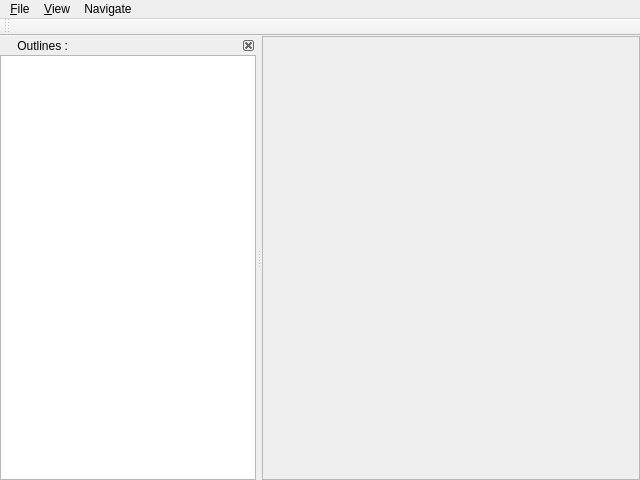
Qt form files/main_window.ui (ksharindam/gospel-pdf-viewer) before a commit.
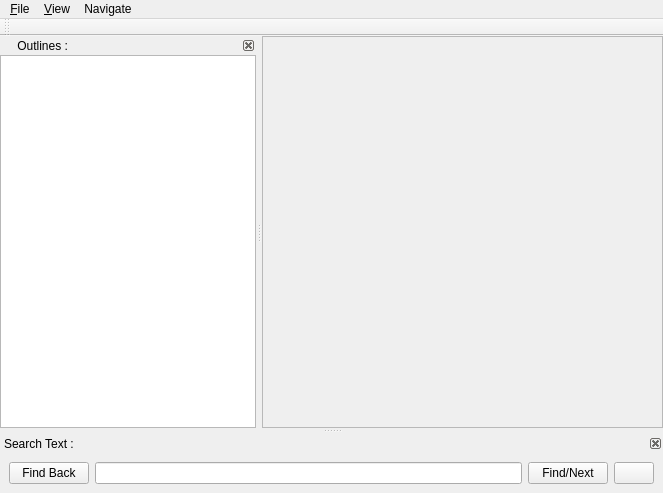
The same form after that commit.

Commit message: Text search feature added

Diff of the .ui file:
```diff
--- a/files/main_window.ui
+++ b/files/main_window.ui
@@ -6,8 +6,8 @@
    <rect>
     <x>0</x>
     <y>0</y>
-    <width>640</width>
-    <height>480</height>
+    <width>663</width>
+    <height>493</height>
    </rect>
   </property>
   <property name="windowTitle">
@@ -28,8 +28,8 @@
         <rect>
          <x>0</x>
          <y>0</y>
-         <width>374</width>
-         <height>441</height>
+         <width>397</width>
+         <height>380</height>
         </rect>
        </property>
        <layout class="QHBoxLayout" name="horizontalLayout_2">
@@ -47,7 +47,7 @@
     <rect>
      <x>0</x>
      <y>0</y>
-     <width>640</width>
+     <width>663</width>
      <height>24</height>
     </rect>
    </property>
@@ -111,6 +111,48 @@
     </layout>
    </widget>
   </widget>
+  <widget class="QDockWidget" name="dockSearch">
+   <property name="features">
+    <set>QDockWidget::DockWidgetClosable</set>
+   </property>
+   <property name="allowedAreas">
+    <set>Qt::BottomDockWidgetArea</set>
+   </property>
+   <property name="windowTitle">
+    <string>Search Text :</string>
+   </property>
+   <attribute name="dockWidgetArea">
+    <number>8</number>
+   </attribute>
+   <widget class="QWidget" name="dockWidgetContents_2">
+    <layout class="QHBoxLayout" name="horizontalLayout">
+     <item>
+      <widget class="QPushButton" name="findBackButton">
+       <property name="text">
+        <string>Find Back</string>
+       </property>
+      </widget>
+     </item>
+     <item>
+      <widget class="QLineEdit" name="findTextEdit"/>
+     </item>
+     <item>
+      <widget class="QPushButton" name="findNextButton">
+       <property name="text">
+        <string>Find/Next</string>
+       </property>
+      </widget>
+     </item>
+     <item>
+      <widget class="QPushButton" name="findCloseButton">
+       <property name="text">
+        <string/>
+       </property>
+      </widget>
+     </item>
+    </layout>
+   </widget>
+  </widget>
  </widget>
  <resources/>
  <connections/>
```
The commit also changes 8 other files.
